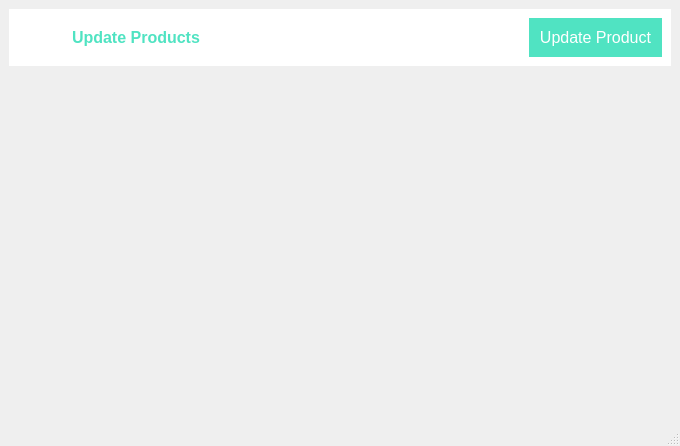
Above: updateproduct.ui from arshc0der/Inventory-Management-System before the change. Below: the same form after it.
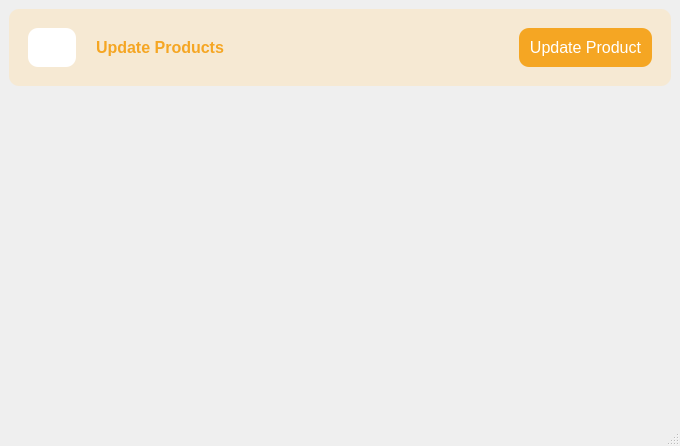
That is the form after the change. Icons and pictures are not drawn.

What changed in the file:
```diff
--- a/updateproduct.ui
+++ b/updateproduct.ui
@@ -37,7 +37,9 @@
          </size>
         </property>
         <property name="styleSheet">
-         <string notr="true">background-color: rgb(255, 255, 255);</string>
+         <string notr="true">background-color: rgb(246, 233, 211);
+padding:10px;
+border-radius:10px;</string>
         </property>
         <layout class="QHBoxLayout" name="horizontalLayout">
          <item>
@@ -55,7 +57,7 @@
             </size>
            </property>
            <property name="styleSheet">
-            <string notr="true"/>
+            <string notr="true">background-color: rgb(255, 255, 255);</string>
            </property>
            <property name="text">
             <string/>
@@ -83,7 +85,7 @@
             </font>
            </property>
            <property name="styleSheet">
-            <string notr="true">color: #50E3C2;</string>
+            <string notr="true">color: #F5A623;</string>
            </property>
            <property name="text">
             <string>Update Products</string>
@@ -111,10 +113,11 @@
            </property>
            <property name="styleSheet">
             <string notr="true">QPushButton{
-background-color: #50E3C2;
+background-color: #F5A623;
 color: rgb(255, 255, 255);
 border:none;
 padding: 10px;
+border-radius: 10px;
 }
 QPushButton:hover{
 background-color:rgb(54, 154, 131);
@@ -150,7 +153,7 @@
 
 /* Styling for selected cells */
 QTableView::item:selected {
-    background-color: rgb(71, 202, 172);  /* Background color for selected cells */
+    background-color: #F5A623;  /* Background color for selected cells */
     color: white;  /* Text color for selected cells */
 }
 
```
Left out of the diff: 2 changed lines with no effect on the pictures.
